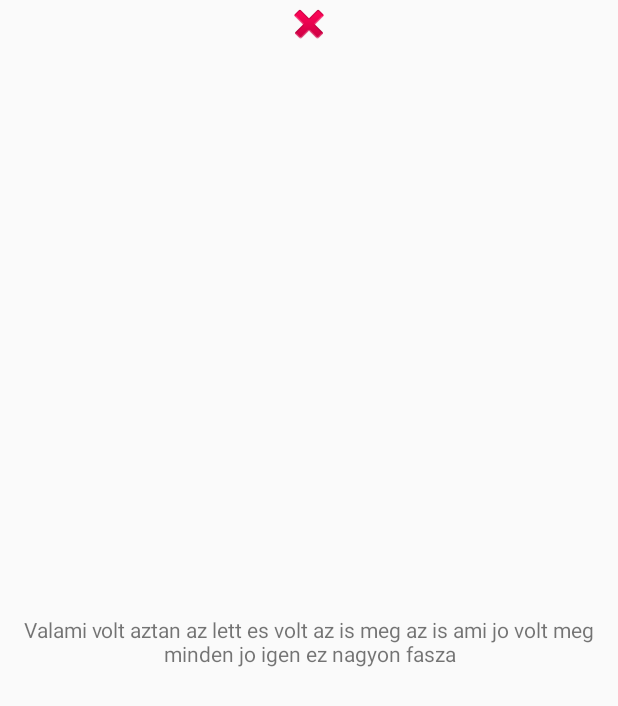
After one commit to darktohka/FiveDice, an Android app: the InfoActivity screen opened directly, with no data from a screen before it, on a phone screen of 412 x 824 dp. The commit adds this screen. Shown: the top 706 px of the screen. Run offline under Robolectric (Android 15) with nearby library versions, the phone set to English and light mode, and no system bars.

Commit message:
InfoActivity

```diff
--- /dev/null
+++ b/app/src/main/java/ro/bolyai/fivedice/gui/activity/InfoActivity.java
@@ -0,0 +1,38 @@
+package ro.bolyai.fivedice.gui.activity;
+
+import android.support.v7.app.AppCompatActivity;
+import android.os.Bundle;
+import android.widget.ImageView;
+import android.widget.TextView;
+
+import ro.bolyai.fivedice.R;
+
+public class InfoActivity extends AppCompatActivity {
+    //region 0. Constants
+
+    //endregion
+
+    //region 1. Decl and Init
+    private TextView txtvInfoOut;
+
+    private ImageView imgFiveDice;
+    //endregion
+
+    //region 2. Lifecycle
+
+    @Override
+    protected void onCreate(Bundle savedInstanceState) {
+        super.onCreate(savedInstanceState);
+        this.setContentView(R.layout.info_activity_layout);
+
+        this.imgFiveDice = findViewById(R.id.imgFiveDice);
+        this.txtvInfoOut=findViewById(R.id.txtvInfoOut);
+
+        String strInfoOut="Valami volt aztan az lett es volt az is meg az is ami jo volt meg minden jo igen ez nagyon fasza";
+
+        this.txtvInfoOut.setText(strInfoOut);
+
+    }
+
+    //endregion
+}
--- /dev/null
+++ b/app/src/main/res/layout/info_activity_layout.xml
@@ -0,0 +1,24 @@
+<?xml version="1.0" encoding="utf-8"?>
+<LinearLayout xmlns:android="http://schemas.android.com/apk/res/android"
+    xmlns:app="http://schemas.android.com/apk/res-auto"
+    xmlns:tools="http://schemas.android.com/tools"
+    android:layout_width="match_parent"
+    android:layout_height="match_parent"
+    android:orientation="vertical"
+    android:gravity="center"
+    tools:context=".gui.activity.InfoActivity">
+
+    <ImageView
+        android:id="@+id/imageView"
+        android:layout_width="wrap_content"
+        android:layout_height="wrap_content"
+        app:srcCompat="@android:drawable/ic_delete" />
+
+    <TextView
+        android:id="@+id/txtvInfoOut"
+        android:layout_width="match_parent"
+        android:layout_height="wrap_content"
+        android:layout_gravity="center"
+        android:layout_weight="1"
+        android:gravity="center" />
+</LinearLayout>
--- a/app/src/main/res/values/strings.xml
+++ b/app/src/main/res/values/strings.xml
@@ -26,6 +26,7 @@
     <string name="strPlayerPvPPoint">PvP Point</string>
     <string name="strPlayerPvEPoint">PvE Point</string>
     <string name="computer_player_name">The Computer</string>
+    <string name="strInfo">Informations</string>
 
     <!-- Items of the gamemode selection spinner -->
     <string-array name="gamemodes">
```
Also changed, not shown: app/src/main/AndroidManifest.xml (+7 -8 lines), app/src/main/java/ro/bolyai/fivedice/gui/activity/MainActivity.java (+8 -0 lines), app/src/main/java/ro/bolyai/fivedice/logic/listener/MainActivityListener.java (+18 -0 lines), app/src/main/res/layout/main_activity_layout.xml (+15 -0 lines).
